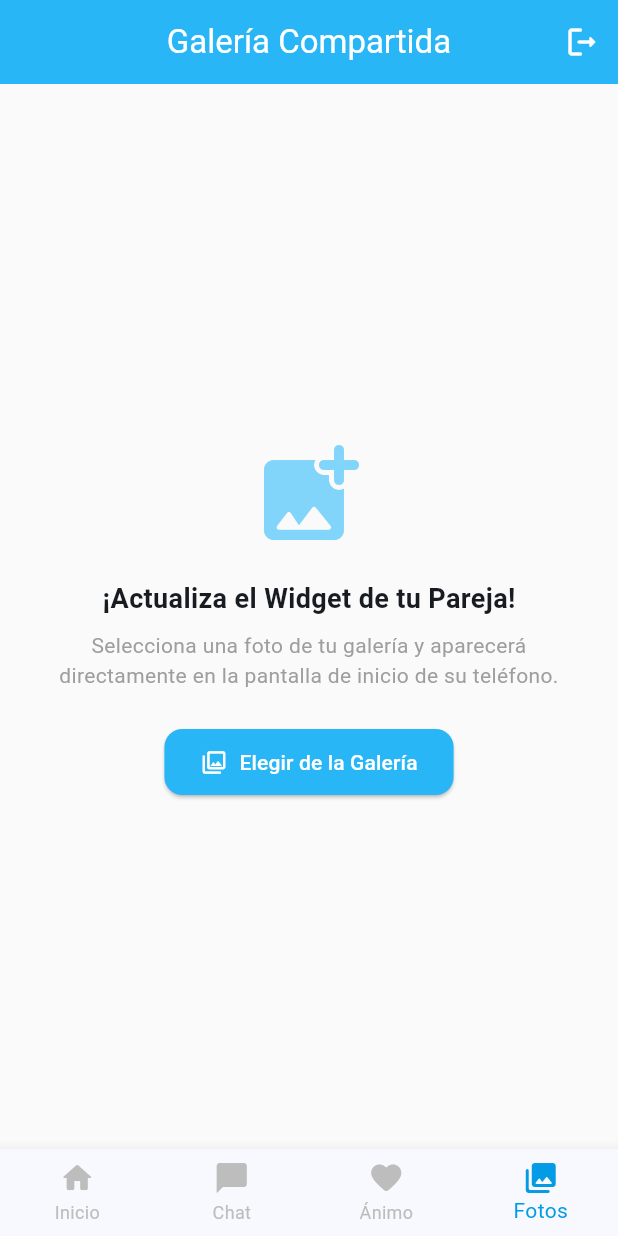
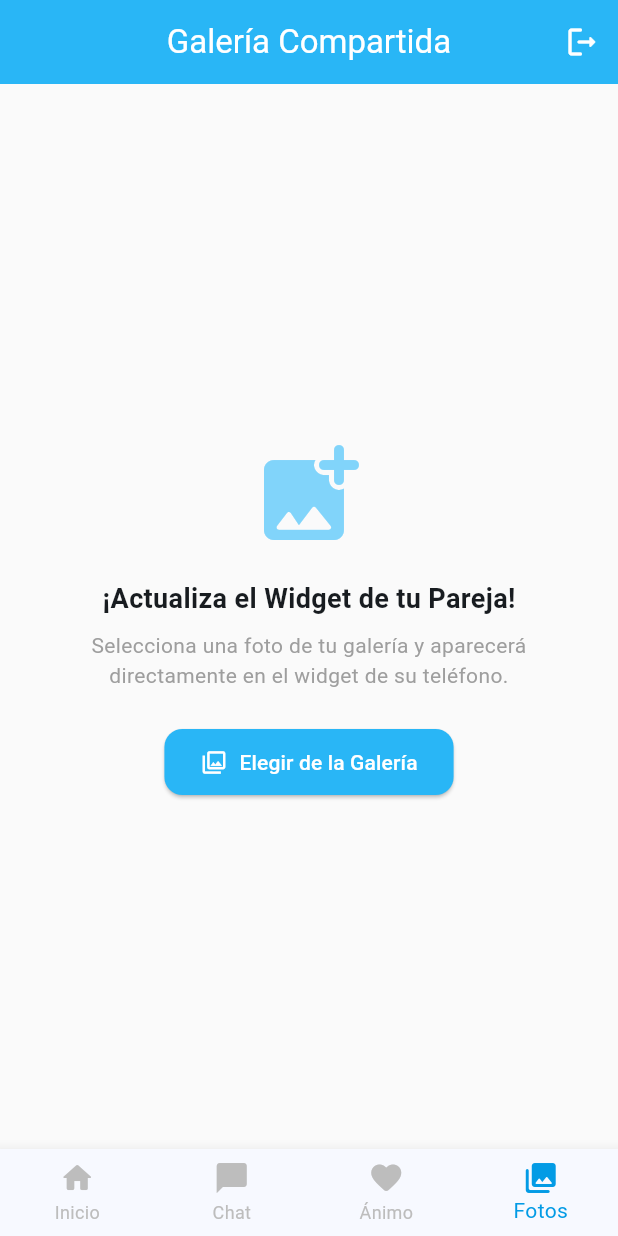
Before and after one commit to MichiBurguer/Avellana, a Flutter app: the HomeScreen screen opened directly with empty values, item 4 of the bottom bar chosen, after a tap on "Elegir de la Galería", on a phone screen of 412 x 824 dp. Run offline on Flutter 3.47's test engine with Material 3 defaults, Android fonts, the phone set to English and light mode, and no system bars; our stand-ins replace cloud_firestore, firebase_auth, firebase_core, firebase_storage, image_picker, permission_handler; missing offline and left inert: home_widget; accounts and stored records are empty.

Commit message:
Implement shared photo widget functionality
* **Android**: Added `INTERNET` and `ACCESS_NETWORK_STATE` permissions and updated the app label to "Avellana".
* **Android**: Added the `home_widget.action.UPDATE` intent filter to the `AppWidgetProvider` receiver.
* **AuthService**: Implemented `uploadWidgetPhoto` to handle image uploads via the ImgBB API and update Firestore with the resulting URL.
* **AuthService**: Added `listenAndSyncCoupleWidget` and `_downloadAndSetWidgetImage` to reactively sync and update the local home widget when a partner uploads a new photo.
* **HomeScreen**: Updated the image selection logic to trigger the remote upload flow and provide user feedback via SnackBars.
* **Infrastructure**: Added `firebase_storage` and `http` dependencies and updated Firebase initialization to use `DefaultFirebaseOptions`.

```diff
--- a/flutter_avellana_1/lib/main.dart
+++ b/flutter_avellana_1/lib/main.dart
@@ -1,10 +1,13 @@
 import 'package:flutter/material.dart';
 import 'package:firebase_core/firebase_core.dart';
+import 'package:flutter_avellana_1/firebase_options.dart';
 import 'views/welcome_screen.dart';
 
 void main() async {
   WidgetsFlutterBinding.ensureInitialized();
-  await Firebase.initializeApp();
+  await Firebase.initializeApp(
+    options: DefaultFirebaseOptions.currentPlatform,
+  );
   runApp(const MyApp());
 }
 
--- a/flutter_avellana_1/lib/views/home_screen.dart
+++ b/flutter_avellana_1/lib/views/home_screen.dart
@@ -123,7 +123,7 @@ class _HomeScreenState extends State<HomeScreen> {
     );
   }
 
-  // --- MURO PRINCIPAL CON METAS/TAREAS COMPARTIDAS ---
+  // MURO PRINCIPAL CON METAS/TAREAS COMPARTIDAS
   Widget _buildMuroPrincipal() {
     return SingleChildScrollView(
       padding: const EdgeInsets.all(20.0),
@@ -296,7 +296,7 @@ class _HomeScreenState extends State<HomeScreen> {
     );
   }
 
-  // --- MÓDULO WIDGET FOTOS ---
+  // Modulo widget de fotos compartidas
   Widget _buildModuloWidgetFotos() {
     return Center(
       child: Padding(
@@ -312,7 +312,7 @@ class _HomeScreenState extends State<HomeScreen> {
             ),
             const SizedBox(height: 8),
             const Text(
-              'Selecciona una foto de tu galería y aparecerá directamente en la pantalla de inicio de su teléfono.',
+              'Selecciona una foto de tu galería y aparecerá directamente en el widget de su teléfono.',
               textAlign: TextAlign.center,
               style: TextStyle(color: Colors.grey, fontSize: 14),
             ),
@@ -338,25 +338,43 @@ class _HomeScreenState extends State<HomeScreen> {
 
   final XFile? image = await picker.pickImage(
     source: ImageSource.gallery,
-      imageQuality: 80,
+    imageQuality: 70, // Reducimos un poco el tamaño
   );
 
   if (image != null) {
-      await HomeWidget.saveWidgetData<String>('imagePath', image.path);
+    File imageFile = File(image.path);
+    // diálogo de carga
+    if (!await imageFile.exists()) {
+      return;
+    }
 
-      await HomeWidget.updateWidget(
-        name: 'AppWidgetProvider',
-        androidName: 'AppWidgetProvider',
+    ScaffoldMessenger.of(context).showSnackBar(
+      const SnackBar(content: Text('Enviando foto...'),
+      ),
+    );
+
+    bool success = await _authService.uploadWidgetPhoto(
+      widget.relationshipId,
+      imageFile,
     );
 
     if (mounted) {
+      if (success) {
         ScaffoldMessenger.of(context).showSnackBar(
           const SnackBar(
-            content: Text('¡Foto enviada al Widget con éxito!'),
+            content: Text('¡Foto enviada con éxito!'),
             backgroundColor: Colors.green,
+          ),
+        );
+      } else {
+        ScaffoldMessenger.of(context).showSnackBar(
+          const SnackBar(
+            content: Text('Error al enviar la imagen. Inténtalo de nuevo.'),
+            backgroundColor: Colors.red,
             ),
           );
         }
       }
     }
   }
+}
--- a/flutter_avellana_1/pubspec.yaml
+++ b/flutter_avellana_1/pubspec.yaml
@@ -40,6 +40,8 @@ dependencies:
   firebase_auth: ^6.5.4
   cloud_firestore: ^6.6.0
   permission_handler: ^11.3.1
+  firebase_storage: ^13.4.5
+  http: ^1.2.0
 
 dev_dependencies:
   flutter_test:
```
Also changed, not shown: flutter_avellana_1/lib/services/auth_service.dart (+91 -4 lines), flutter_avellana_1/pubspec.lock, 4 other files. Lines whose indentation alone changed are shown as unchanged.
